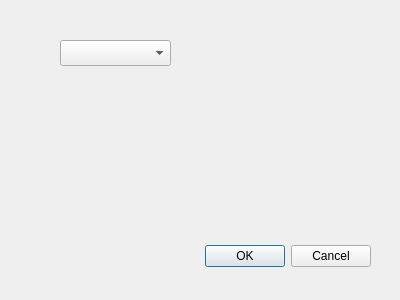
Old version of the form circleCraters/circle_craters_dialog_base.ui in the repository sbraden/circle-craters.
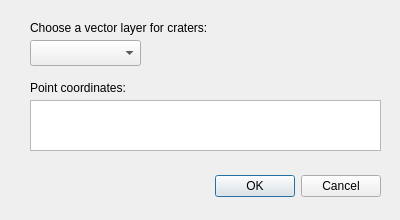
New version of the form.

The edit to the form file:
```diff
--- a/circleCraters/circle_craters_dialog_base.ui
+++ b/circleCraters/circle_craters_dialog_base.ui
@@ -7,7 +7,7 @@
     <x>0</x>
     <y>0</y>
     <width>400</width>
-    <height>300</height>
+    <height>220</height>
    </rect>
   </property>
   <property name="windowTitle">
@@ -16,8 +16,8 @@
   <widget class="QDialogButtonBox" name="button_box">
    <property name="geometry">
     <rect>
-     <x>30</x>
-     <y>240</y>
+     <x>40</x>
+     <y>170</y>
      <width>341</width>
      <height>32</height>
     </rect>
@@ -32,13 +32,49 @@
   <widget class="QComboBox" name="layerCombo">
    <property name="geometry">
     <rect>
-     <x>60</x>
+     <x>30</x>
      <y>40</y>
      <width>111</width>
      <height>26</height>
     </rect>
    </property>
   </widget>
+  <widget class="QTextBrowser" name="textBrowser">
+   <property name="geometry">
+    <rect>
+     <x>30</x>
+     <y>100</y>
+     <width>351</width>
+     <height>51</height>
+    </rect>
+   </property>
+  </widget>
+  <widget class="QLabel" name="label_1">
+   <property name="geometry">
+    <rect>
+     <x>30</x>
+     <y>20</y>
+     <width>221</width>
+     <height>16</height>
+    </rect>
+   </property>
+   <property name="text">
+    <string>Choose a vector layer for craters:</string>
+   </property>
+  </widget>
+  <widget class="QLabel" name="label">
+   <property name="geometry">
+    <rect>
+     <x>30</x>
+     <y>80</y>
+     <width>161</width>
+     <height>16</height>
+    </rect>
+   </property>
+   <property name="text">
+    <string>Point coordinates:</string>
+   </property>
+  </widget>
  </widget>
  <resources/>
  <connections>
```
